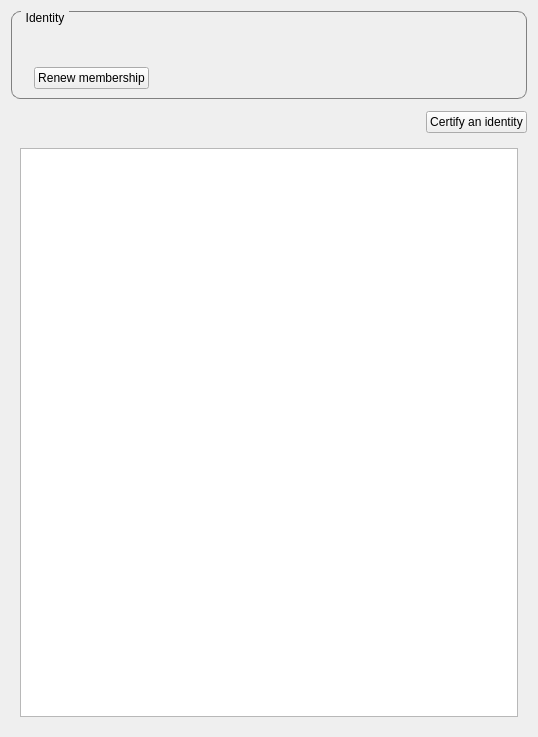
duniter/sakia, file src/sakia/gui/navigation/identity/identity.ui: the form before one commit.
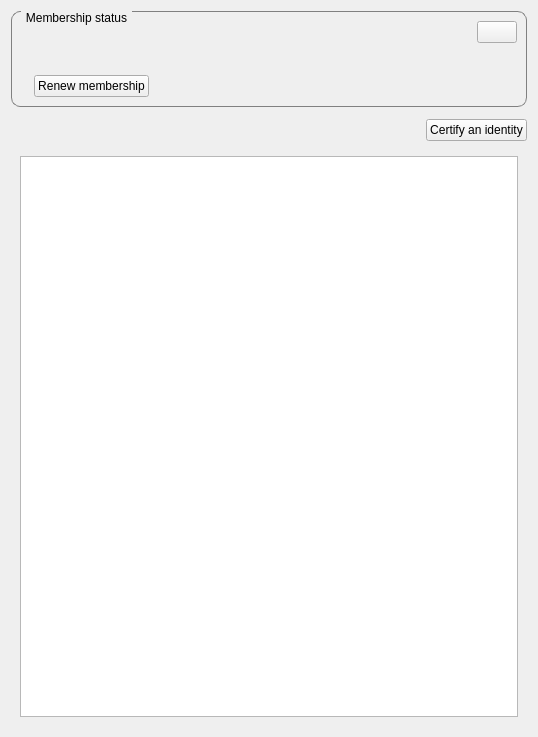
The form after the commit. Icons and pictures are not drawn.

Commit message: Enhanced identity view

```diff
--- a/src/sakia/gui/navigation/identity/identity.ui
+++ b/src/sakia/gui/navigation/identity/identity.ui
@@ -86,15 +86,43 @@
    <item row="0" column="0">
     <widget class="QGroupBox" name="group_uid_state">
      <property name="title">
-      <string>Identity</string>
+      <string>Membership status</string>
      </property>
      <layout class="QVBoxLayout" name="verticalLayout">
       <item>
-       <widget class="QLabel" name="label_currency">
-        <property name="text">
-         <string/>
-        </property>
-       </widget>
+       <layout class="QHBoxLayout" name="horizontalLayout_3">
+        <item>
+         <widget class="QLabel" name="label_written">
+          <property name="text">
+           <string/>
+          </property>
+         </widget>
+        </item>
+        <item>
+         <spacer name="horizontalSpacer_3">
+          <property name="orientation">
+           <enum>Qt::Horizontal</enum>
+          </property>
+          <property name="sizeHint" stdset="0">
+           <size>
+            <width>40</width>
+            <height>20</height>
+           </size>
+          </property>
+         </spacer>
+        </item>
+        <item>
+         <widget class="QPushButton" name="button_refresh">
+          <property name="text">
+           <string/>
+          </property>
+          <property name="icon">
+           <iconset resource="../../../../../res/icons/icons.qrc">
+            <normaloff>:/icons/refresh_icon</normaloff>:/icons/refresh_icon</iconset>
+          </property>
+         </widget>
+        </item>
+       </layout>
       </item>
       <item>
        <widget class="QLabel" name="label_identity">
```
The commit also changes 3 other files.
